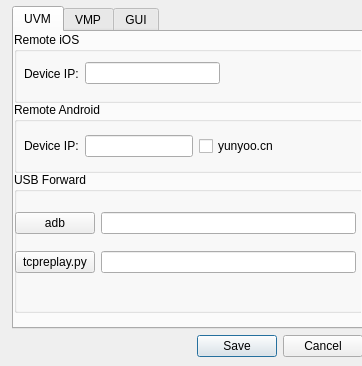
First picture: the form in vmpstudio/SettingsDialog.ui, repository vpand/X64Dbg, before the edit.
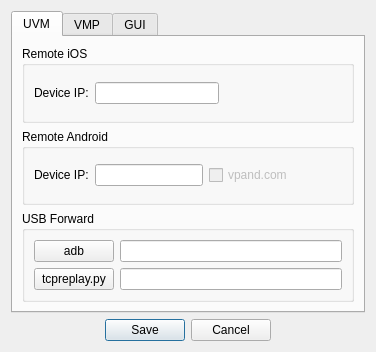
Second picture: the form after the edit. Icons and pictures are not drawn.

```diff
--- a/vmpstudio/SettingsDialog.ui
+++ b/vmpstudio/SettingsDialog.ui
@@ -6,8 +6,8 @@
    <rect>
     <x>0</x>
     <y>0</y>
-    <width>362</width>
-    <height>366</height>
+    <width>376</width>
+    <height>297</height>
    </rect>
   </property>
   <property name="sizePolicy">
@@ -26,15 +26,8 @@
   <property name="autoFillBackground">
    <bool>true</bool>
   </property>
-  <widget class="QWidget" name="layoutWidget">
-   <property name="geometry">
-    <rect>
-     <x>12</x>
-     <y>6</y>
-     <width>351</width>
-     <height>351</height>
-    </rect>
-   </property>
+  <layout class="QGridLayout" name="gridLayout_2">
+   <item row="0" column="0">
    <layout class="QVBoxLayout" name="verticalLayout_4">
     <item>
      <widget class="QTabWidget" name="tabWidget">
@@ -51,27 +44,14 @@
        <attribute name="title">
         <string>UVM</string>
        </attribute>
+        <layout class="QGridLayout" name="gridLayout">
+         <item row="0" column="0">
        <widget class="QGroupBox" name="groupBox">
-        <property name="geometry">
-         <rect>
-          <x>0</x>
-          <y>0</y>
-          <width>351</width>
-          <height>71</height>
-         </rect>
-        </property>
         <property name="title">
          <string>Remote iOS</string>
         </property>
-        <widget class="QWidget" name="layoutWidget">
-         <property name="geometry">
-          <rect>
-           <x>10</x>
-           <y>30</y>
-           <width>331</width>
-           <height>23</height>
-          </rect>
-         </property>
+           <layout class="QGridLayout" name="gridLayout_3">
+            <item row="0" column="0">
          <layout class="QHBoxLayout" name="horizontalLayout_3">
           <item>
            <widget class="QLabel" name="label">
@@ -97,29 +77,17 @@
            </spacer>
           </item>
          </layout>
-        </widget>
-       </widget>
+            </item>
+           </layout>
+          </widget>
+         </item>
+         <item row="1" column="0">
        <widget class="QGroupBox" name="groupBox_2">
-        <property name="geometry">
-         <rect>
-          <x>0</x>
-          <y>70</y>
-          <width>349</width>
-          <height>71</height>
-         </rect>
-        </property>
         <property name="title">
          <string>Remote Android</string>
         </property>
-        <widget class="QWidget" name="layoutWidget">
-         <property name="geometry">
-          <rect>
-           <x>10</x>
-           <y>30</y>
-           <width>331</width>
-           <height>28</height>
-          </rect>
-         </property>
+           <layout class="QGridLayout" name="gridLayout_4">
+            <item row="0" column="0">
          <layout class="QHBoxLayout" name="horizontalLayout_4">
           <item>
            <widget class="QLabel" name="label_2">
@@ -133,8 +101,11 @@
           </item>
           <item>
            <widget class="QCheckBox" name="checkBoxCloud">
+                <property name="enabled">
+                 <bool>false</bool>
+                </property>
             <property name="text">
-             <string>yunyoo.cn</string>
+                 <string>vpand.com</string>
             </property>
            </widget>
           </item>
@@ -152,51 +123,17 @@
            </spacer>
           </item>
          </layout>
-        </widget>
-       </widget>
+            </item>
+           </layout>
+          </widget>
+         </item>
+         <item row="2" column="0">
        <widget class="QGroupBox" name="groupBox_3">
-        <property name="geometry">
-         <rect>
-          <x>0</x>
-          <y>140</y>
-          <width>349</width>
-          <height>141</height>
-         </rect>
-        </property>
         <property name="title">
          <string>USB Forward</string>
         </property>
-        <widget class="QWidget" name="layoutWidget">
-         <property name="geometry">
-          <rect>
-           <x>1</x>
-           <y>70</y>
-           <width>341</width>
-           <height>41</height>
-          </rect>
-         </property>
-         <layout class="QHBoxLayout" name="horizontalLayout_2">
-          <item>
-           <widget class="QPushButton" name="pushButtonTcpReplay">
-            <property name="text">
-             <string>tcpreplay.py</string>
-            </property>
-           </widget>
-          </item>
-          <item>
-           <widget class="QLineEdit" name="lineEditUsbmux"/>
-          </item>
-         </layout>
-        </widget>
-        <widget class="QWidget" name="layoutWidget">
-         <property name="geometry">
-          <rect>
-           <x>1</x>
-           <y>31</y>
-           <width>341</width>
-           <height>41</height>
-          </rect>
-         </property>
+           <layout class="QGridLayout" name="gridLayout_5">
+            <item row="0" column="0">
          <layout class="QHBoxLayout" name="horizontalLayout">
           <item>
            <widget class="QPushButton" name="pushButtonADB">
@@ -209,8 +146,25 @@
            <widget class="QLineEdit" name="lineEditADB"/>
           </item>
          </layout>
-        </widget>
-       </widget>
+            </item>
+            <item row="1" column="0">
+             <layout class="QHBoxLayout" name="horizontalLayout_2">
+              <item>
+               <widget class="QPushButton" name="pushButtonTcpReplay">
+                <property name="text">
+                 <string>tcpreplay.py</string>
+                </property>
+               </widget>
+              </item>
+              <item>
+               <widget class="QLineEdit" name="lineEditUsbmux"/>
+              </item>
+             </layout>
+            </item>
+           </layout>
+          </widget>
+         </item>
+        </layout>
       </widget>
       <widget class="QWidget" name="tab">
        <attribute name="title">
@@ -407,10 +361,24 @@
         </property>
        </widget>
       </item>
+       <item>
+        <spacer name="horizontalSpacer_3">
+         <property name="orientation">
+          <enum>Qt::Horizontal</enum>
+         </property>
+         <property name="sizeHint" stdset="0">
+          <size>
+           <width>40</width>
+           <height>20</height>
+          </size>
+         </property>
+        </spacer>
+       </item>
      </layout>
     </item>
    </layout>
-  </widget>
+   </item>
+  </layout>
  </widget>
  <tabstops>
   <tabstop>tabWidget</tabstop>
```
Left out of the diff: 14 changed lines with no effect on the pictures. Lines whose indentation alone changed are shown as unchanged.
